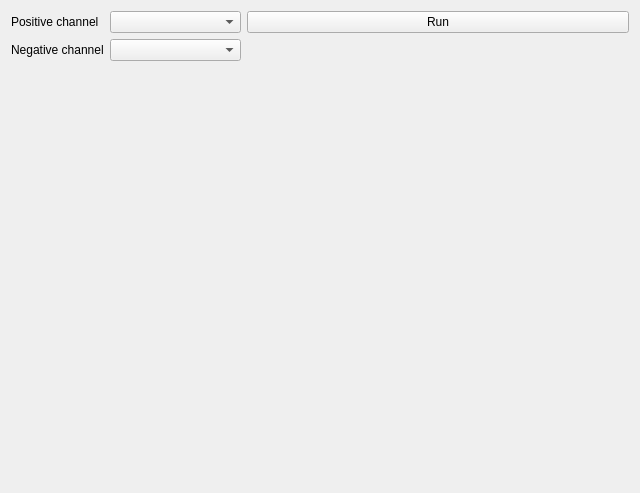
First picture: the form in app/window/protocol_window.ui, repository teuncm/wormenpracticum, before the edit.
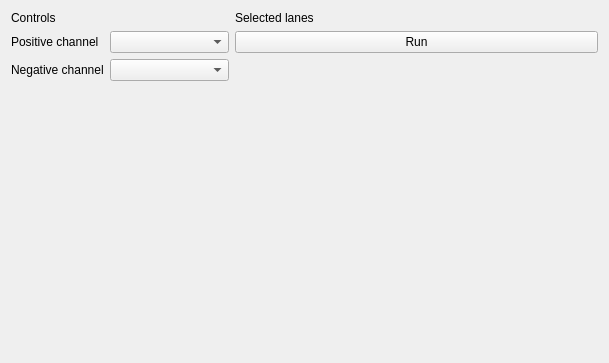
Second picture: the form after the edit.

```diff
--- a/app/window/protocol_window.ui
+++ b/app/window/protocol_window.ui
@@ -6,8 +6,8 @@
    <rect>
     <x>0</x>
     <y>0</y>
-    <width>640</width>
-    <height>493</height>
+    <width>609</width>
+    <height>363</height>
    </rect>
   </property>
   <property name="windowTitle">
@@ -16,6 +16,13 @@
   <layout class="QHBoxLayout" name="horizontalLayout" stretch="3,5">
    <item>
     <layout class="QVBoxLayout" name="leftLayout">
+     <item>
+      <widget class="QLabel" name="title_controls">
+       <property name="text">
+        <string>Controls</string>
+       </property>
+      </widget>
+     </item>
      <item>
       <layout class="QFormLayout" name="channelFormLayout">
        <item row="0" column="0">
@@ -57,6 +64,13 @@
    </item>
    <item>
     <layout class="QVBoxLayout" name="rightLayout">
+     <item>
+      <widget class="QLabel" name="title_lanes">
+       <property name="text">
+        <string>Selected lanes</string>
+       </property>
+      </widget>
+     </item>
      <item>
       <widget class="QPushButton" name="pushButton">
        <property name="text">
```
Left out of the diff: 2 changed lines with no effect on the pictures.
